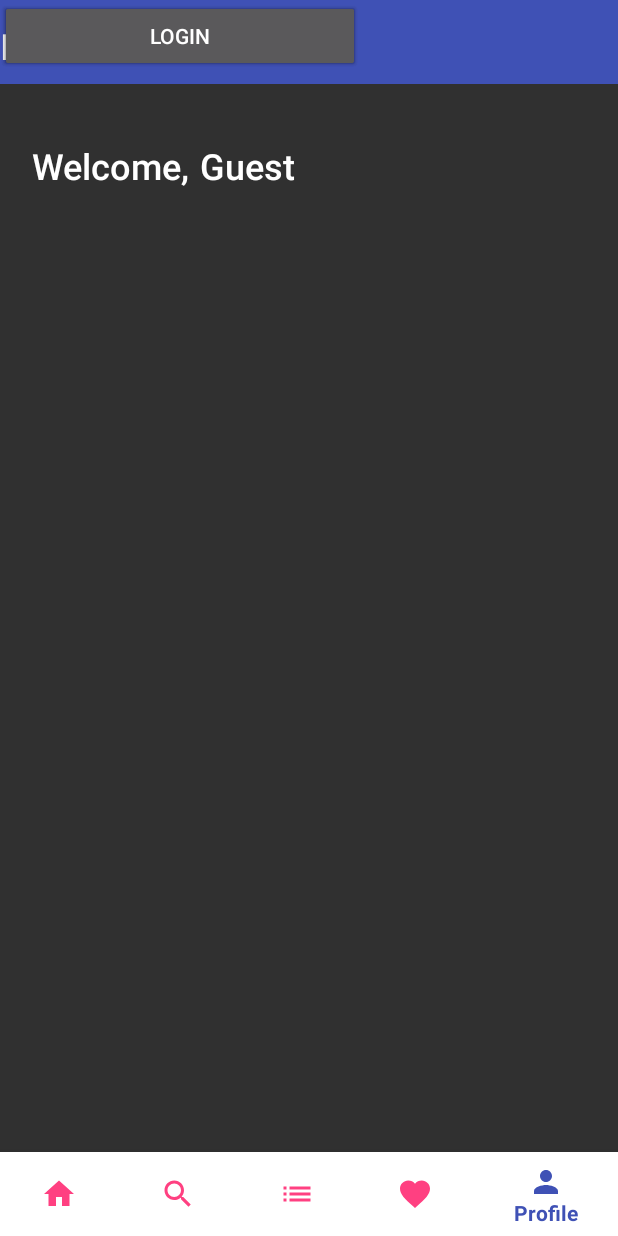
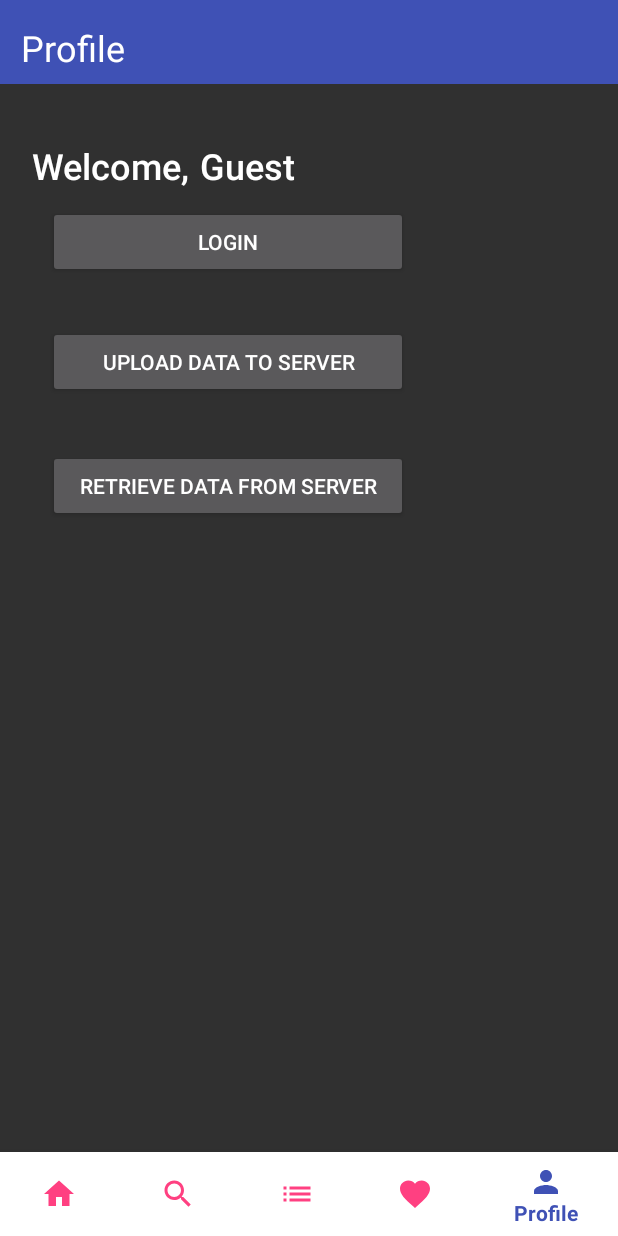
Before and after one commit to enjoybeta/ProjectHash, an Android app: the screen it shows after launch (MainActivity), item 5 of the bottom bar chosen, on a phone screen of 412 x 824 dp. Run offline under Robolectric (Android 15) with nearby library versions, the phone set to English and light mode, and no system bars; our stand-ins replace Picasso; network calls fail; pictures from the network do not load; 4 statements that could not run were skipped.

Commit message:
v1.2.2
keep working on profile page
change constraint layout to relative layout

```diff
--- a/mobile_app/app/src/main/java/hash/application/managers/WebManager.kt
+++ b/mobile_app/app/src/main/java/hash/application/managers/WebManager.kt
@@ -83,7 +83,6 @@
     // search with conditions (num people, ingredients choice)
     fun searchCoarse(input: SearchCoarse): String {
         val jsonStr: String = Gson().toJson(input)
-        Log.d("log_coarse",jsonStr)//TODO delete
         val body = RequestBody.create(JSON, jsonStr)
         val request = Request.Builder()
                 .url("$serverAddress/searchCoarse")
--- a/mobile_app/app/src/main/res/layout/fragment5.xml
+++ b/mobile_app/app/src/main/res/layout/fragment5.xml
@@ -1,4 +1,4 @@
-<android.support.constraint.ConstraintLayout xmlns:android="http://schemas.android.com/apk/res/android"
+<RelativeLayout xmlns:android="http://schemas.android.com/apk/res/android"
     xmlns:app="http://schemas.android.com/apk/res-auto"
     xmlns:tools="http://schemas.android.com/tools"
     android:layout_width="match_parent"
@@ -10,13 +10,16 @@
         android:layout_width="240dp"
         android:layout_height="wrap_content"
         android:text="@string/retrieve_from_server"
-        tools:layout_editor_absoluteX="85dp"
-        tools:layout_editor_absoluteY="318dp" />
+        android:layout_marginTop="300dp"
+        android:layout_marginStart="32dp" />
 
     <Button
         android:id="@+id/button3"
         android:layout_width="240dp"
         android:layout_height="wrap_content"
+        android:layout_alignParentTop="true"
+        android:layout_alignStart="@+id/button2"
+        android:layout_marginTop="217dp"
         android:text="@string/upload_to_server"
         tools:layout_editor_absoluteX="86dp"
         tools:layout_editor_absoluteY="433dp" />
@@ -38,16 +41,21 @@
         style="@android:style/Widget.TextView"
         android:layout_width="wrap_content"
         android:layout_height="wrap_content"
+        android:layout_alignTop="@+id/textView5"
+        android:layout_toEndOf="@+id/textView5"
         android:text="@string/username"
         android:textAppearance="@style/TextAppearance.AppCompat.Title"
         android:textSize="24sp"
-        app:layout_constraintTop_toTopOf="@+id/textView5"
-        app:layout_constraintStart_toEndOf="@+id/textView5" />
+        app:layout_constraintStart_toEndOf="@+id/textView5"
+        app:layout_constraintTop_toTopOf="@+id/textView5" />
 
     <Button
         android:id="@+id/button4"
         android:layout_width="240dp"
         android:layout_height="wrap_content"
+        android:layout_alignParentTop="true"
+        android:layout_alignStart="@+id/button2"
+        android:layout_marginTop="137dp"
         android:text="@string/status"
         tools:layout_editor_absoluteX="86dp"
         tools:layout_editor_absoluteY="199dp" />
@@ -64,16 +72,16 @@
 
     <TextView
         android:id="@+id/textView4"
-        android:layout_width="match_parent"
-        android:layout_height="50dp"
-        android:layout_marginStart="0dp"
-        android:layout_marginTop="5dp"
+        android:layout_width="384dp"
+        android:layout_height="48dp"
+        android:layout_alignBottom="@+id/toolbar2"
+        android:layout_centerHorizontal="true"
         android:gravity="center_vertical"
         android:text="@string/profile"
         android:textAlignment="viewStart"
         android:textAppearance="@style/TextAppearance.AppCompat"
         android:textSize="24sp"
-        app:layout_constraintTop_toTopOf="parent"
-        app:layout_constraintStart_toStartOf="parent" />
+        app:layout_constraintStart_toStartOf="parent"
+        app:layout_constraintTop_toTopOf="parent" />
 
-</android.support.constraint.ConstraintLayout>
+</RelativeLayout>
```
Also changed, not shown: mobile_app/app/src/main/java/hash/application/fragments/Fragment2.kt (+8 -8 lines).
